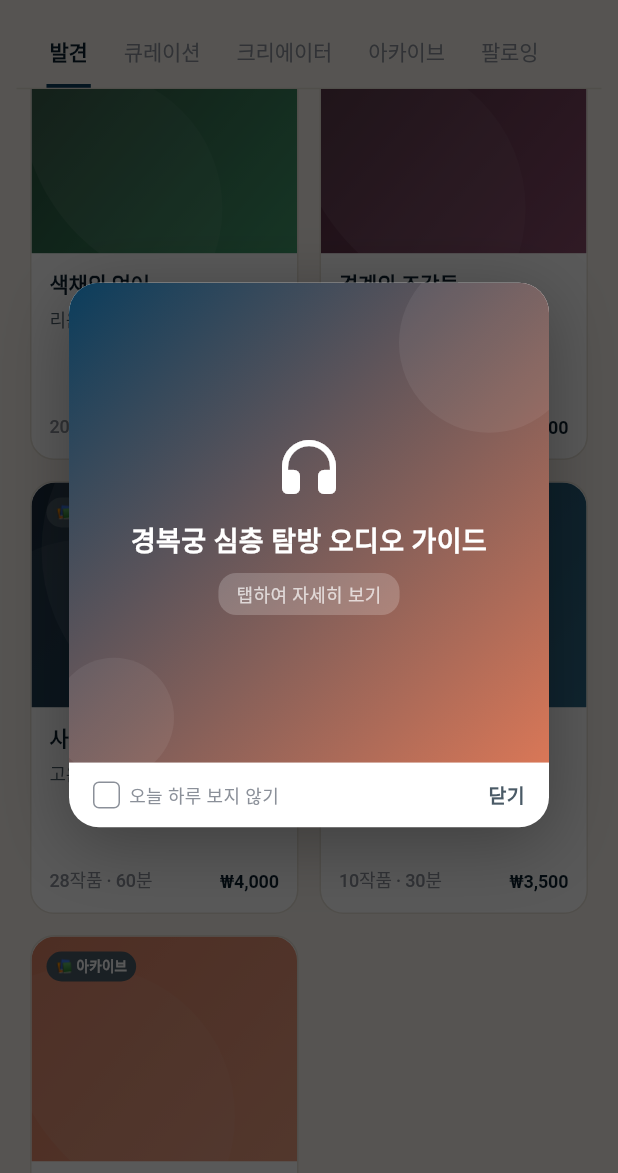
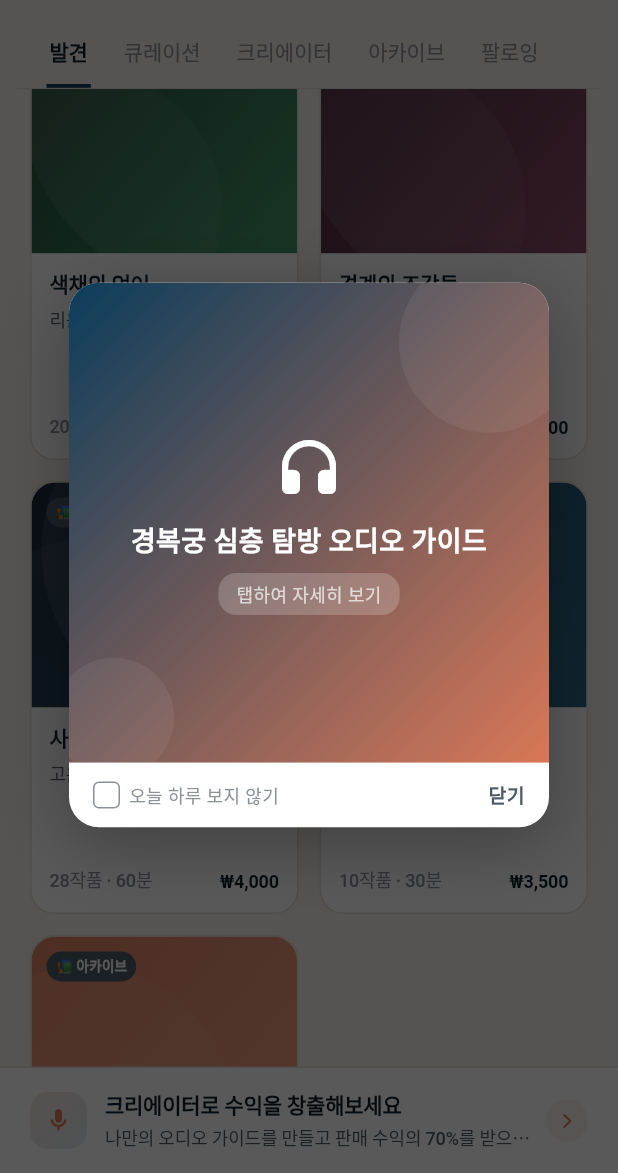
Before and after one commit to freetomove83/guidy-app, a Flutter app: the HomeScreen screen opened directly, scrolled down 1152 dp, on a phone screen of 412 x 824 dp, the part 63-1236 px from its top. Run offline on Flutter 3.47's test engine with Material 3 defaults, Android fonts, the light colour scheme and no system bars; our stand-ins replace audioplayers, shared_preferences; accounts and stored records are empty; Roboto replaces fonts that are missing (Noto Sans KR, NotoSansKR).

Commit message:
genspark auto-backup

```diff
--- a/lib/screens/home/home_screen.dart
+++ b/lib/screens/home/home_screen.dart
@@ -142,7 +142,11 @@ class _DiscoverTab extends StatelessWidget {
     final primaryC = isDark ? GuidyColors.darkPrimary : GuidyColors.primary;
     final accentC = isDark ? GuidyColors.darkAccent : GuidyColors.accent;
 
-    return ListView(
+    return Column(
+      children: [
+        // ── 스크롤 컨텐츠 ──────────────────────────────
+        Expanded(
+          child: ListView(
             padding: EdgeInsets.zero,
             children: [
               // ── 이달의 크리에이터 히어로 배너 ──
@@ -176,14 +180,17 @@ class _DiscoverTab extends StatelessWidget {
                               Row(
                                 children: [
                                   Container(
-                              padding: const EdgeInsets.symmetric(horizontal: 8, vertical: 3),
+                                    padding: const EdgeInsets.symmetric(
+                                        horizontal: 8, vertical: 3),
                                     decoration: BoxDecoration(
                                       color: Colors.white.withValues(alpha: 0.25),
                                       borderRadius: GuidyRadius.pillBorder,
                                     ),
                                     child: const Text('이달의 크리에이터',
-                                style: TextStyle(color: Colors.white, fontSize: 10,
-                                  fontWeight: FontWeight.w800, letterSpacing: 0.5,
+                                      style: TextStyle(
+                                          color: Colors.white, fontSize: 10,
+                                          fontWeight: FontWeight.w800,
+                                          letterSpacing: 0.5,
                                           fontFamily: GuidyText.fontFamily),
                                     ),
                                   ),
@@ -197,7 +204,8 @@ class _DiscoverTab extends StatelessWidget {
                                     decoration: BoxDecoration(
                                       shape: BoxShape.circle,
                                       color: Colors.white.withValues(alpha: 0.2),
-                                border: Border.all(color: Colors.white, width: 2),
+                                      border: Border.all(
+                                          color: Colors.white, width: 2),
                                     ),
                                     child: const Center(
                                       child: Text('김', style: TextStyle(
@@ -210,7 +218,8 @@ class _DiscoverTab extends StatelessWidget {
                                   const SizedBox(width: 14),
                                   Expanded(
                                     child: Column(
-                                crossAxisAlignment: CrossAxisAlignment.start,
+                                      crossAxisAlignment:
+                                          CrossAxisAlignment.start,
                                       children: [
                                         const Text('김도슨트', style: TextStyle(
                                           color: Colors.white, fontSize: 18,
@@ -220,8 +229,10 @@ class _DiscoverTab extends StatelessWidget {
                                         )),
                                         Text('미술사 큐레이터 · 가이드 14개',
                                           style: TextStyle(
-                                      color: Colors.white.withValues(alpha: 0.8),
-                                      fontSize: 12, fontFamily: GuidyText.fontFamily,
+                                            color: Colors.white
+                                                .withValues(alpha: 0.8),
+                                            fontSize: 12,
+                                            fontFamily: GuidyText.fontFamily,
                                           )),
                                       ],
                                     ),
@@ -234,13 +245,15 @@ class _DiscoverTab extends StatelessWidget {
                                   PillButton(label: '팔로우'),
                                   const SizedBox(width: 8),
                                   Container(
-                              padding: const EdgeInsets.symmetric(horizontal: 14, vertical: 8),
+                                    padding: const EdgeInsets.symmetric(
+                                        horizontal: 14, vertical: 8),
                                     decoration: BoxDecoration(
                                       color: Colors.white,
                                       borderRadius: GuidyRadius.pillBorder,
                                     ),
                                     child: Text('가이드 보기', style: TextStyle(
-                                color: primaryC, fontSize: 12, fontWeight: FontWeight.w700,
+                                      color: primaryC, fontSize: 12,
+                                      fontWeight: FontWeight.w700,
                                       fontFamily: GuidyText.fontFamily,
                                     )),
                                   ),
@@ -267,7 +280,8 @@ class _DiscoverTab extends StatelessWidget {
                   itemBuilder: (context, i) {
                     final cr = DummyData.creators[i];
                     return GestureDetector(
-                onTap: () => Navigator.pushNamed(context, '/creator/${cr.id}'),
+                      onTap: () =>
+                          Navigator.pushNamed(context, '/creator/${cr.id}'),
                       child: Container(
                         width: 120,
                         padding: const EdgeInsets.all(12),
@@ -279,13 +293,21 @@ class _DiscoverTab extends StatelessWidget {
                         child: Column(
                           mainAxisAlignment: MainAxisAlignment.center,
                           children: [
-                      CreatorAvatar(creator: cr, size: 52, showBadgeRing: true),
+                            CreatorAvatar(
+                                creator: cr, size: 52, showBadgeRing: true),
                             const SizedBox(height: 8),
-                      Text(cr.name, style: GuidyText.body(textC).copyWith(fontWeight: FontWeight.w700),
-                        maxLines: 1, overflow: TextOverflow.ellipsis, textAlign: TextAlign.center),
+                            Text(cr.name,
+                              style: GuidyText.body(textC)
+                                  .copyWith(fontWeight: FontWeight.w700),
+                              maxLines: 1,
+                              overflow: TextOverflow.ellipsis,
+                              textAlign: TextAlign.center),
                             const SizedBox(height: 2),
-                      Text(cr.title, style: GuidyText.small(muteC),
-                        maxLines: 1, overflow: TextOverflow.ellipsis, textAlign: TextAlign.center),
+                            Text(cr.title,
+                              style: GuidyText.small(muteC),
+                              maxLines: 1,
+                              overflow: TextOverflow.ellipsis,
+                              textAlign: TextAlign.center),
                             const SizedBox(height: 4),
                             Text('팔로워 ${_formatNum(cr.followerCount)}',
                               style: GuidyText.kicker(subC)),
@@ -306,7 +328,8 @@ class _DiscoverTab extends StatelessWidget {
                 child: GridView.builder(
                   shrinkWrap: true,
                   physics: const NeverScrollableScrollPhysics(),
-            gridDelegate: const SliverGridDelegateWithFixedCrossAxisCount(
+                  gridDelegate:
+                      const SliverGridDelegateWithFixedCrossAxisCount(
                     crossAxisCount: 2,
                     childAspectRatio: 0.62,
                     crossAxisSpacing: 14,
@@ -316,56 +339,30 @@ class _DiscoverTab extends StatelessWidget {
                   itemBuilder: (context, i) {
                     return ExhibitionCard(
                       exhibition: DummyData.exhibitions[i],
-                onTap: () => Navigator.pushNamed(context, '/detail/${DummyData.exhibitions[i].id}'),
+                      onTap: () => Navigator.pushNamed(
+                          context,
+                          '/detail/${DummyData.exhibitions[i].id}'),
                     );
                   },
                 ),
               ),
 
-        const SizedBox(height: 28),
-
-        // ── 크리에이터 CTA ──
-        Padding(
-          padding: const EdgeInsets.fromLTRB(20, 0, 20, 28),
-          child: GestureDetector(
-            onTap: () => Navigator.pushNamed(context, '/creator-studio'),
-            child: Container(
-              padding: const EdgeInsets.all(20),
-              decoration: BoxDecoration(
-                color: isDark ? GuidyColors.darkBgAlt : GuidyColors.bgAlt,
-                borderRadius: GuidyRadius.xlBorder,
-                border: Border.all(color: lineC),
-              ),
-              child: Row(
-                children: [
-                  Container(
-                    width: 48, height: 48,
-                    decoration: BoxDecoration(
-                      color: accentC.withValues(alpha: 0.15),
-                      borderRadius: GuidyRadius.lgBorder,
-                    ),
-                    child: Icon(Icons.mic_rounded, color: accentC, size: 24),
-                  ),
-                  const SizedBox(width: 14),
-                  Expanded(
-                    child: Column(
-                      crossAxisAlignment: CrossAxisAlignment.start,
-                      children: [
-                        Text('크리에이터가 되어보세요',
-                          style: GuidyText.body(textC).copyWith(fontWeight: FontWeight.w800)),
-                        const SizedBox(height: 2),
-                        Text('나만의 오디오 가이드를 만들고 수익을 창출하세요',
-                          style: GuidyText.small(subC)),
+              const SizedBox(height: 16),
             ],
           ),
         ),
-                  Icon(Icons.arrow_forward_ios_rounded, size: 14, color: muteC),
-                ],
+
+        // ── 하단 고정 띠 배너 ──────────────────────────
+        _CreatorNoticeBanner(
+          isDark: isDark,
+          textC: textC,
+          subC: subC,
+          surfaceC: surfaceC,
+          lineC: lineC,
+          primaryC: primaryC,
+          accentC: accentC,
+          onTap: () => Navigator.pushNamed(context, '/creator-apply'),
         ),
-            ),
-          ),
-        ),
-        const SizedBox(height: 80), // 하단 네비 여백
       ],
     );
   }
@@ -373,6 +370,92 @@ class _DiscoverTab extends StatelessWidget {
   String _formatNum(int n) {
     if (n >= 1000) return '${(n / 1000).toStringAsFixed(1)}k';
     return n.toString();
+  }
+}
+
+// ─── 발견 탭 하단 고정 크리에이터 띠 배너 ────────────────────
+class _CreatorNoticeBanner extends StatelessWidget {
+  final bool isDark;
+  final Color textC, subC, surfaceC, lineC, primaryC, accentC;
+  final VoidCallback onTap;
+
+  const _CreatorNoticeBanner({
+    required this.isDark,
+    required this.textC,
+    required this.subC,
+    required this.surfaceC,
+    required this.lineC,
+    required this.primaryC,
+    required this.accentC,
+    required this.onTap,
+  });
+
+  @override
+  Widget build(BuildContext context) {
+    return GestureDetector(
+      onTap: onTap,
+      child: Container(
+        width: double.infinity,
+        padding: const EdgeInsets.symmetric(horizontal: 20, vertical: 14),
+        decoration: BoxDecoration(
+          color: surfaceC,
+          border: Border(top: BorderSide(color: lineC, width: 1)),
+        ),
+        child: Row(
+          children: [
+            Container(
+              width: 38, height: 38,
+              decoration: BoxDecoration(
+                gradient: LinearGradient(
+                  begin: Alignment.topLeft,
+                  end: Alignment.bottomRight,
+                  colors: [
+                    accentC.withValues(alpha: 0.18),
+                    primaryC.withValues(alpha: 0.10),
+                  ],
+                ),
+                borderRadius: GuidyRadius.mdBorder,
+              ),
+              child: Icon(Icons.mic_rounded, size: 18, color: accentC),
+            ),
+            const SizedBox(width: 12),
+            Expanded(
+              child: Column(
+                crossAxisAlignment: CrossAxisAlignment.start,
+                mainAxisSize: MainAxisSize.min,
+                children: [
+                  Text(
+                    '크리에이터로 수익을 창출해보세요',
+                    style: GuidyText.body(textC)
+                        .copyWith(fontWeight: FontWeight.w700),
+                  ),
+                  const SizedBox(height: 2),
+                  Text(
+                    '나만의 오디오 가이드를 만들고 판매 수익의 70%를 받으세요',
+                    style: GuidyText.small(subC),
+                    maxLines: 1,
+                    overflow: TextOverflow.ellipsis,
+                  ),
+                ],
+              ),
+            ),
+            const SizedBox(width: 8),
+            Container(
+              width: 28, height: 28,
+              decoration: BoxDecoration(
+                color: accentC.withValues(alpha: 0.10),
+                shape: BoxShape.circle,
+              ),
+              child: Icon(
+                Icons.arrow_forward_ios_rounded,
+                size: 12,
+                color: accentC,
+              ),
+            ),
+          ],
+        ),
+      ),
+    );
   }
 }
 
```
Lines whose indentation alone changed are shown as unchanged.
